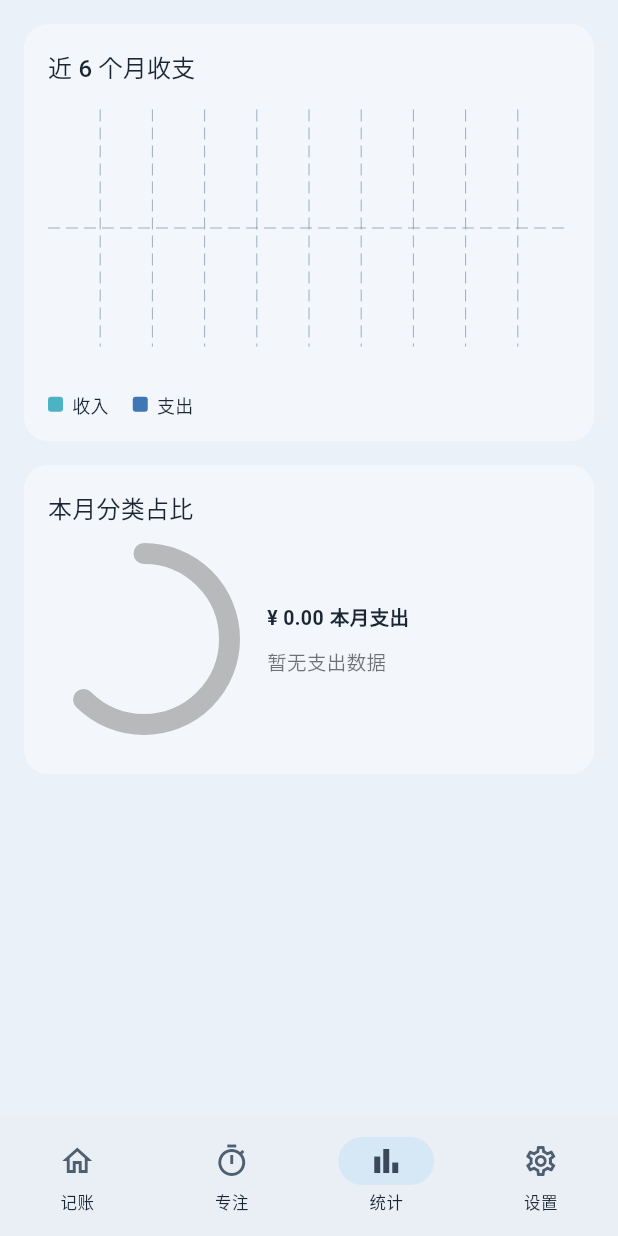
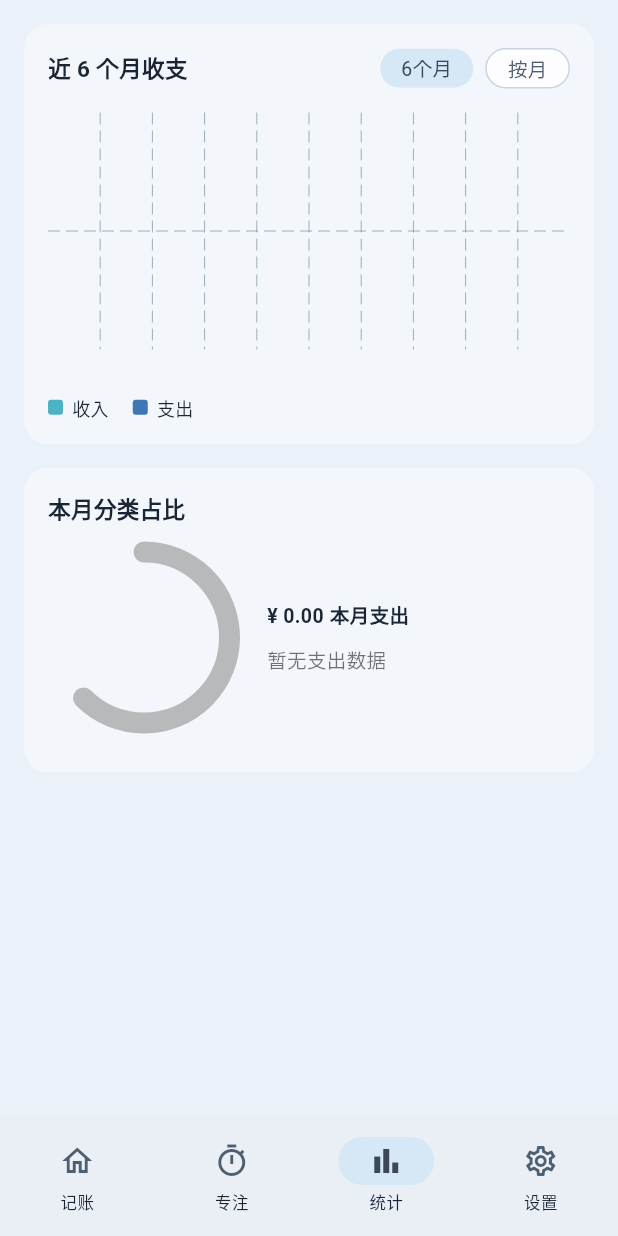
Before and after one commit to KaltsitLLL/timebook, a Flutter app: the screen it shows after launch, item 3 of the bottom bar chosen, on a phone screen of 412 x 824 dp. Run offline on Flutter 3.47's test engine with Material 3 defaults, Android fonts, the phone set to English and light mode, and no system bars; drawn by our look-alikes of fl_chart; our stand-ins replace drift, drift_flutter, file_picker, flutter_local_notifications, flutter_riverpod, flutter_secure_storage and 1 more; missing offline and left inert: gbk_codec; accounts and stored records are empty; generated files the repository leaves out were written again.

Commit message:
style(stats/focus): 统计与专注摘要对齐原型

```diff
--- a/timebook/lib/features/bookkeeping/presentation/stats_screen.dart
+++ b/timebook/lib/features/bookkeeping/presentation/stats_screen.dart
@@ -51,7 +51,14 @@ class StatsScreen extends ConsumerWidget {
       child: Padding(
         padding: const EdgeInsets.all(16),
         child: Column(crossAxisAlignment: CrossAxisAlignment.start, children: [
-          Text('近 6 个月收支', style: Theme.of(context).textTheme.titleMedium),
+          Row(children: [
+            const Text('近 6 个月收支',
+                style: TextStyle(fontSize: 15, fontWeight: FontWeight.w600)),
+            const Spacer(),
+            _chip(context, '6个月', selected: true),
+            const SizedBox(width: 8),
+            _chip(context, '按月', selected: false),
+          ]),
           const SizedBox(height: 16),
           SizedBox(
             height: 180,
@@ -124,7 +131,8 @@ class StatsScreen extends ConsumerWidget {
       child: Padding(
         padding: const EdgeInsets.all(16),
         child: Column(crossAxisAlignment: CrossAxisAlignment.start, children: [
-          Text('本月分类占比', style: Theme.of(context).textTheme.titleMedium),
+          const Text('本月分类占比',
+              style: TextStyle(fontSize: 15, fontWeight: FontWeight.w600)),
           const SizedBox(height: 12),
           CategoryDonut(slices: slices, centerLabel: '本月支出'),
           const SizedBox(height: 10),
@@ -155,4 +163,25 @@ class StatsScreen extends ConsumerWidget {
         const SizedBox(width: 6),
         Text(t, style: const TextStyle(fontSize: 12)),
       ]);
+
+  Widget _chip(BuildContext context, String label, {required bool selected}) {
+    final scheme = Theme.of(context).colorScheme;
+    return Container(
+      padding: const EdgeInsets.symmetric(horizontal: 14, vertical: 3),
+      decoration: BoxDecoration(
+        color: selected ? scheme.secondaryContainer : scheme.surface,
+        borderRadius: BorderRadius.circular(999),
+        border: selected
+            ? null
+            : Border.all(color: scheme.outlineVariant, width: 1),
+      ),
+      child: Text(label,
+          style: TextStyle(
+            fontSize: 13,
+            color: selected
+                ? scheme.onSecondaryContainer
+                : scheme.onSurfaceVariant,
+          )),
+    );
+  }
 }
--- a/timebook/lib/features/focus/presentation/focus_screen.dart
+++ b/timebook/lib/features/focus/presentation/focus_screen.dart
@@ -184,7 +184,7 @@ class _FocusScreenState extends ConsumerState<FocusScreen> {
                           Text('$done/$total',
                               key: const Key('today_todo_stat'),
                               style: const TextStyle(
-                                  fontSize: 22, fontWeight: FontWeight.w800)),
+                                  fontSize: 20, fontWeight: FontWeight.w700)),
                           const SizedBox(height: 2),
                           const Text('已完成',
                               style: TextStyle(
@@ -202,7 +202,7 @@ class _FocusScreenState extends ConsumerState<FocusScreen> {
                           Text('$pomodoro 🍅 · $focusMin 分钟',
                               key: const Key('today_focus_stat'),
                               style: const TextStyle(
-                                  fontSize: 18, fontWeight: FontWeight.w800)),
+                                  fontSize: 20, fontWeight: FontWeight.w700)),
                           const SizedBox(height: 2),
                           const Text('番茄数 · 分钟',
                               style: TextStyle(
```
